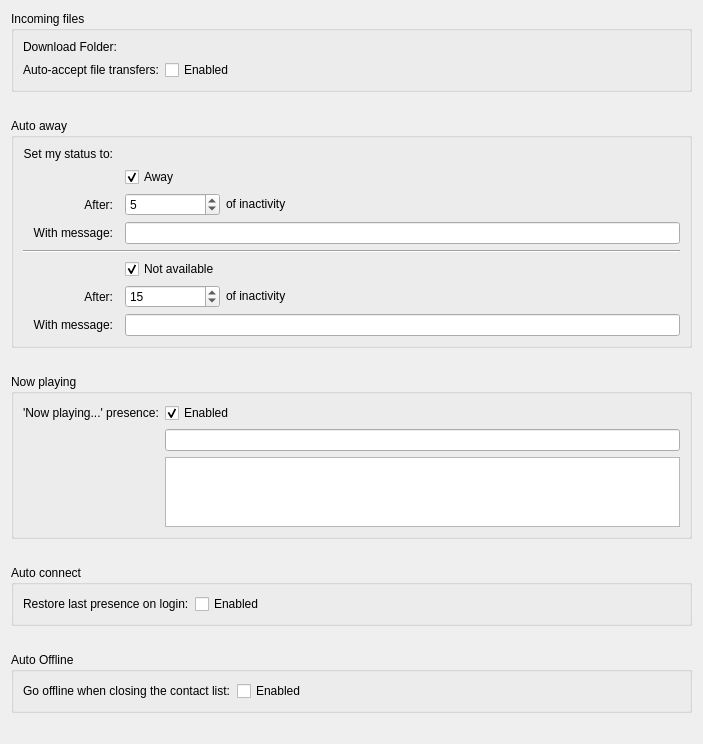
The window that config/telepathy-kded-config.ui (KDE/ktp-kded-module) describes before a commit, drawn with Qt 5.
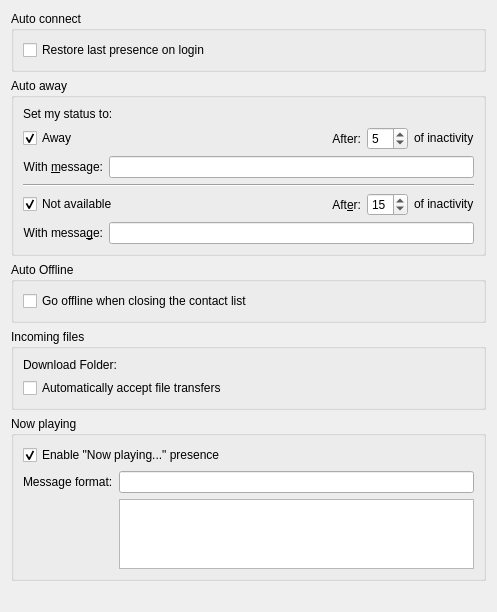
The same window after the commit. Custom widgets are drawn as their Qt base class.

Commit message:
Revamp the settings user interface
For discussion and reasoning of the changes done,
please refer to review request #110276.
REVIEW:110276

The edit to the form file:
```diff
--- a/config/telepathy-kded-config.ui
+++ b/config/telepathy-kded-config.ui
@@ -6,78 +6,29 @@
    <rect>
     <x>0</x>
     <y>0</y>
-    <width>703</width>
-    <height>649</height>
+    <width>497</width>
+    <height>584</height>
    </rect>
   </property>
   <layout class="QVBoxLayout" name="verticalLayout">
    <item>
-    <widget class="QGroupBox" name="incomingFilesGroupBox">
+    <widget class="QGroupBox" name="autoConnectGroupBox">
      <property name="title">
-      <string>Incoming files</string>
+      <string>Auto connect</string>
      </property>
      <property name="flat">
-      <bool>true</bool>
+      <bool>false</bool>
      </property>
-     <layout class="QFormLayout" name="formLayout">
-      <item row="0" column="0">
-       <widget class="QLabel" name="m_downloadUrlLabel">
-        <property name="text">
-         <string>Download Folder:</string>
-        </property>
-        <property name="buddy">
-         <cstring>m_downloadUrlRequester</cstring>
-        </property>
-       </widget>
-      </item>
-      <item row="0" column="1">
-       <widget class="KUrlRequester" name="m_downloadUrlRequester">
-        <property name="toolTip">
-         <string>This is the folder where received files will be saved.</string>
-        </property>
-        <property name="whatsThis">
-         <string>This is the folder where received files will be saved.</string>
-        </property>
-        <property name="mode">
-         <set>KFile::Directory|KFile::ExistingOnly|KFile::LocalOnly</set>
-        </property>
-       </widget>
-      </item>
-      <item row="1" column="0">
-       <widget class="QLabel" name="m_autoAcceptLabel">
-        <property name="text">
-         <string>Auto-accept file transfers:</string>
-        </property>
-        <property name="buddy">
-         <cstring>m_autoAcceptCheckBox</cstring>
-        </property>
-       </widget>
-      </item>
-      <item row="1" column="1">
-       <widget class="QCheckBox" name="m_autoAcceptCheckBox">
-        <property name="text">
-         <string>Enabled</string>
-        </property>
-       </widget>
-      </item>
-     </layout>
-    </widget>
-   </item>
+     <layout class="QHBoxLayout" name="horizontalLayout_6">
    <item>
-    <spacer name="verticalSpacer">
-     <property name="orientation">
-      <enum>Qt::Vertical</enum>
-     </property>
-     <property name="sizeType">
-      <enum>QSizePolicy::Fixed</enum>
-     </property>
-     <property name="sizeHint" stdset="0">
-      <size>
-       <width>20</width>
-       <height>20</height>
-      </size>
-     </property>
-    </spacer>
+       <widget class="QCheckBox" name="m_autoConnectCheckBox">
+        <property name="text">
+         <string>Restore last presence on login</string>
+        </property>
+       </widget>
+      </item>
+     </layout>
+    </widget>
    </item>
    <item>
     <widget class="QGroupBox" name="autoAwayGroupBox">
@@ -85,10 +36,44 @@
       <string>Auto away</string>
      </property>
      <property name="flat">
+      <bool>false</bool>
+     </property>
+     <layout class="QVBoxLayout" name="verticalLayout_3">
+      <item>
+       <widget class="QLabel" name="label">
+        <property name="text">
+         <string>Set my status to:</string>
+        </property>
+       </widget>
+      </item>
+      <item>
+       <layout class="QVBoxLayout" name="verticalLayout_2">
+        <item>
+         <layout class="QHBoxLayout" name="away_check_layout">
+          <item>
+           <widget class="QCheckBox" name="m_awayCheckBox">
+            <property name="text">
+             <string>Away</string>
+            </property>
+            <property name="checked">
       <bool>true</bool>
      </property>
-     <layout class="QGridLayout" name="gridLayout">
-      <item row="2" column="0">
+           </widget>
+          </item>
+          <item>
+           <spacer name="away_spaces">
+            <property name="orientation">
+             <enum>Qt::Horizontal</enum>
+            </property>
+            <property name="sizeHint" stdset="0">
+             <size>
+              <width>40</width>
+              <height>20</height>
+             </size>
+            </property>
+           </spacer>
+          </item>
+          <item>
        <widget class="QLabel" name="m_awayMinsLabel">
         <property name="sizePolicy">
          <sizepolicy hsizetype="Preferred" vsizetype="Preferred">
@@ -107,7 +92,7 @@
         </property>
        </widget>
       </item>
-      <item row="2" column="2">
+          <item>
        <widget class="QSpinBox" name="m_awayMins">
         <property name="suffix">
          <string/>
@@ -117,7 +102,7 @@
         </property>
        </widget>
       </item>
-      <item row="2" column="3">
+          <item>
        <widget class="QLabel" name="label_2">
         <property name="sizePolicy">
          <sizepolicy hsizetype="Fixed" vsizetype="Fixed">
@@ -130,27 +115,83 @@
         </property>
        </widget>
       </item>
-      <item row="3" column="0">
+         </layout>
+        </item>
+        <item>
+         <layout class="QHBoxLayout" name="away_message_layout">
+          <item>
        <widget class="QLabel" name="m_awayMessageLabel">
         <property name="text">
-         <string>With message:</string>
+             <string>With &amp;message:</string>
         </property>
         <property name="alignment">
          <set>Qt::AlignRight|Qt::AlignTrailing|Qt::AlignVCenter</set>
         </property>
-       </widget>
-      </item>
-      <item row="3" column="2" colspan="4">
+            <property name="buddy">
+             <cstring>m_awayMessage</cstring>
+            </property>
+           </widget>
+          </item>
+          <item>
        <widget class="KLineEdit" name="m_awayMessage"/>
       </item>
-      <item row="4" column="0" colspan="6">
+         </layout>
+        </item>
+        <item>
        <widget class="Line" name="line">
         <property name="orientation">
          <enum>Qt::Horizontal</enum>
         </property>
        </widget>
       </item>
-      <item row="6" column="2">
+        <item>
+         <layout class="QHBoxLayout" name="not_available_check_layout">
+          <item>
+           <widget class="QCheckBox" name="m_xaCheckBox">
+            <property name="text">
+             <string>Not available</string>
+            </property>
+            <property name="checked">
+             <bool>true</bool>
+            </property>
+            <property name="autoExclusive">
+             <bool>false</bool>
+            </property>
+           </widget>
+          </item>
+          <item>
+           <spacer name="not_available_spacer">
+            <property name="orientation">
+             <enum>Qt::Horizontal</enum>
+            </property>
+            <property name="sizeHint" stdset="0">
+             <size>
+              <width>40</width>
+              <height>20</height>
+             </size>
+            </property>
+           </spacer>
+          </item>
+          <item>
+           <widget class="QLabel" name="m_xaMinsLabel">
+            <property name="sizePolicy">
+             <sizepolicy hsizetype="Preferred" vsizetype="Preferred">
+              <horstretch>0</horstretch>
+              <verstretch>0</verstretch>
+             </sizepolicy>
+            </property>
+            <property name="text">
+             <string>Aft&amp;er:</string>
+            </property>
+            <property name="alignment">
+             <set>Qt::AlignRight|Qt::AlignTrailing|Qt::AlignVCenter</set>
+            </property>
+            <property name="buddy">
+             <cstring>m_xaMins</cstring>
+            </property>
+           </widget>
+          </item>
+          <item>
        <widget class="QSpinBox" name="m_xaMins">
         <property name="suffix">
          <string/>
@@ -160,7 +201,7 @@
         </property>
        </widget>
       </item>
-      <item row="6" column="3">
+          <item>
        <widget class="QLabel" name="label_3">
         <property name="sizePolicy">
          <sizepolicy hsizetype="Fixed" vsizetype="Fixed">
@@ -173,241 +214,137 @@
         </property>
        </widget>
       </item>
-      <item row="7" column="0">
+         </layout>
+        </item>
+        <item>
+         <layout class="QHBoxLayout" name="not_available_message_layout">
+          <item>
        <widget class="QLabel" name="m_xaMessageLabel">
         <property name="text">
-         <string>With message:</string>
+             <string>With messa&amp;ge:</string>
         </property>
         <property name="alignment">
          <set>Qt::AlignRight|Qt::AlignTrailing|Qt::AlignVCenter</set>
         </property>
-       </widget>
-      </item>
-      <item row="7" column="2" colspan="4">
+            <property name="buddy">
+             <cstring>m_xaMessage</cstring>
+            </property>
+           </widget>
+          </item>
+          <item>
        <widget class="KLineEdit" name="m_xaMessage"/>
       </item>
-      <item row="2" column="5">
-       <spacer name="horizontalSpacer">
-        <property name="orientation">
-         <enum>Qt::Horizontal</enum>
-        </property>
-        <property name="sizeHint" stdset="0">
-         <size>
-          <width>40</width>
-          <height>20</height>
-         </size>
-        </property>
-       </spacer>
-      </item>
-      <item row="6" column="4" colspan="2">
-       <spacer name="horizontalSpacer_2">
-        <property name="orientation">
-         <enum>Qt::Horizontal</enum>
-        </property>
-        <property name="sizeHint" stdset="0">
-         <size>
-          <width>40</width>
-          <height>20</height>
-         </size>
-        </property>
-       </spacer>
-      </item>
-      <item row="0" column="0">
-       <widget class="QLabel" name="label">
+         </layout>
+        </item>
+       </layout>
+      </item>
+     </layout>
+    </widget>
+   </item>
+   <item>
+    <widget class="QGroupBox" name="autoOfflineGroupBox">
+     <property name="title">
+      <string>Auto Offline</string>
+     </property>
+     <property name="flat">
+      <bool>false</bool>
+     </property>
+     <layout class="QVBoxLayout" name="verticalLayout_6">
+      <item>
+       <widget class="QCheckBox" name="m_autoOfflineCheckBox">
         <property name="text">
-         <string>Set my status to:</string>
+         <string>Go offline when closing the contact list</string>
         </property>
-        <property name="alignment">
-         <set>Qt::AlignRight|Qt::AlignTrailing|Qt::AlignVCenter</set>
-        </property>
        </widget>
       </item>
-      <item row="6" column="0">
-       <widget class="QLabel" name="m_xaMinsLabel">
-        <property name="sizePolicy">
-         <sizepolicy hsizetype="Preferred" vsizetype="Preferred">
-          <horstretch>0</horstretch>
-          <verstretch>0</verstretch>
-         </sizepolicy>
-        </property>
-        <property name="text">
-         <string>After:</string>
-        </property>
-        <property name="alignment">
-         <set>Qt::AlignRight|Qt::AlignTrailing|Qt::AlignVCenter</set>
+     </layout>
+    </widget>
+   </item>
+   <item>
+    <widget class="QGroupBox" name="incomingFilesGroupBox">
+     <property name="title">
+      <string>Incoming files</string>
+     </property>
+     <property name="flat">
+      <bool>false</bool>
+     </property>
+     <layout class="QVBoxLayout" name="verticalLayout_5">
+      <item>
+       <layout class="QHBoxLayout" name="download_folder_layout">
+        <item>
+         <widget class="QLabel" name="m_downloadUrlLabel">
+          <property name="text">
+           <string>Download Folder:</string>
         </property>
         <property name="buddy">
          <cstring>m_xaMins</cstring>
         </property>
        </widget>
       </item>
-      <item row="1" column="2">
-       <widget class="QCheckBox" name="m_awayCheckBox">
-        <property name="text">
-         <string>Away</string>
-        </property>
-        <property name="checked">
-         <bool>true</bool>
-        </property>
-       </widget>
-      </item>
-      <item row="5" column="2">
-       <widget class="QCheckBox" name="m_xaCheckBox">
+        <item>
+         <widget class="KUrlRequester" name="m_downloadUrlRequester">
+          <property name="toolTip">
+           <string>This is the folder where received files will be saved.</string>
+          </property>
+          <property name="whatsThis">
+           <string>This is the folder where received files will be saved.</string>
+          </property>
+          <property name="mode">
+           <set>KFile::Directory|KFile::ExistingOnly|KFile::LocalOnly</set>
+          </property>
+         </widget>
+        </item>
+       </layout>
+      </item>
+      <item>
+       <widget class="QCheckBox" name="m_autoAcceptCheckBox">
         <property name="text">
-         <string>Not available</string>
+         <string>Automatically accept file transfers</string>
         </property>
-        <property name="checked">
-         <bool>true</bool>
-        </property>
-        <property name="autoExclusive">
-         <bool>false</bool>
-        </property>
        </widget>
       </item>
      </layout>
     </widget>
    </item>
-   <item>
-    <spacer name="verticalSpacer_2">
-     <property name="orientation">
-      <enum>Qt::Vertical</enum>
-     </property>
-     <property name="sizeType">
-      <enum>QSizePolicy::Fixed</enum>
-     </property>
-     <property name="sizeHint" stdset="0">
-      <size>
-       <width>20</width>
-       <height>20</height>
-      </size>
-     </property>
-    </spacer>
-   </item>
    <item>
     <widget class="QGroupBox" name="nowPlayingGroupBox">
      <property name="title">
       <string>Now playing</string>
      </property>
      <property name="flat">
-      <bool>true</bool>
+      <bool>false</bool>
      </property>
-     <layout class="QFormLayout" name="formLayout_2">
-      <property name="fieldGrowthPolicy">
-       <enum>QFormLayout::ExpandingFieldsGrow</enum>
-      </property>
-      <item row="0" column="0">
-       <widget class="QLabel" name="m_nowPlayingLabel">
-        <property name="text">
-         <string>'Now playing...' presence:</string>
-        </property>
-        <property name="buddy">
-         <cstring>m_nowPlayingCheckBox</cstring>
-        </property>
-       </widget>
-      </item>
-      <item row="0" column="1">
+     <layout class="QVBoxLayout" name="verticalLayout_4">
+      <item>
        <widget class="QCheckBox" name="m_nowPlayingCheckBox">
         <property name="text">
-         <string>Enabled</string>
+         <string>Enable &quot;Now playing...&quot; presence</string>
         </property>
         <property name="checked">
          <bool>true</bool>
         </property>
        </widget>
       </item>
-      <item row="3" column="1">
+      <item>
+       <layout class="QFormLayout" name="nowPlayingMessageFormatLayout">
+        <item row="0" column="0">
+         <widget class="QLabel" name="message_format_label">
+          <property name="text">
+           <string>Message format:</string>
+          </property>
+         </widget>
+        </item>
+        <item row="0" column="1">
        <widget class="NowPlayingLineEdit" name="m_nowPlayingText">
         <property name="text">
          <string/>
         </property>
        </widget>
       </item>
-      <item row="4" column="1">
+        <item row="1" column="1">
        <widget class="NowPlayingListWidget" name="m_tagListWidget"/>
       </item>
      </layout>
-    </widget>
-   </item>
-   <item>
-    <spacer name="verticalSpacer_3">
-     <property name="orientation">
-      <enum>Qt::Vertical</enum>
-     </property>
-     <property name="sizeType">
-      <enum>QSizePolicy::Fixed</enum>
-     </property>
-     <property name="sizeHint" stdset="0">
-      <size>
-       <width>20</width>
-       <height>20</height>
-      </size>
-     </property>
-    </spacer>
-   </item>
-   <item>
-    <widget class="QGroupBox" name="autoConnectGroupBox">
-     <property name="title">
-      <string>Auto connect</string>
-     </property>
-     <property name="flat">
-      <bool>true</bool>
-     </property>
-     <layout class="QFormLayout" name="formLayout_3">
-      <item row="0" column="0">
-       <widget class="QLabel" name="m_autoConnectLabel">
-        <property name="text">
-         <string>Restore last presence on login:</string>
-        </property>
-       </widget>
-      </item>
-      <item row="0" column="1">
-       <widget class="QCheckBox" name="m_autoConnectCheckBox">
-        <property name="text">
-         <string>Enabled</string>
-        </property>
-       </widget>
-      </item>
-     </layout>
-    </widget>
-   </item>
-   <item>
-    <spacer name="verticalSpacer_4">
-     <property name="orientation">
-      <enum>Qt::Vertical</enum>
-     </property>
-     <property name="sizeType">
-      <enum>QSizePolicy::MinimumExpanding</enum>
-     </property>
-     <property name="sizeHint" stdset="0">
-      <size>
-       <width>20</width>
-       <height>20</height>
-      </size>
-     </property>
-    </spacer>
-   </item>
-   <item>
-    <widget class="QGroupBox" name="autoOfflineGroupBox">
-     <property name="title">
-      <string>Auto Offline</string>
-     </property>
-     <property name="flat">
-      <bool>true</bool>
-     </property>
-     <layout class="QFormLayout" name="formLayout_5">
-      <item row="0" column="0">
-       <widget class="QLabel" name="m_autoOfflineLabel">
-        <property name="text">
-         <string>Go offline when closing the contact list:</string>
-        </property>
-       </widget>
-      </item>
-      <item row="0" column="1">
-       <widget class="QCheckBox" name="m_autoOfflineCheckBox">
-        <property name="text">
-         <string>Enabled</string>
-        </property>
-       </widget>
       </item>
      </layout>
     </widget>
```
Left out of the diff: 2 changed lines with no effect on the pictures. Lines whose indentation alone changed are shown as unchanged. The commit also changes 1 other file.
